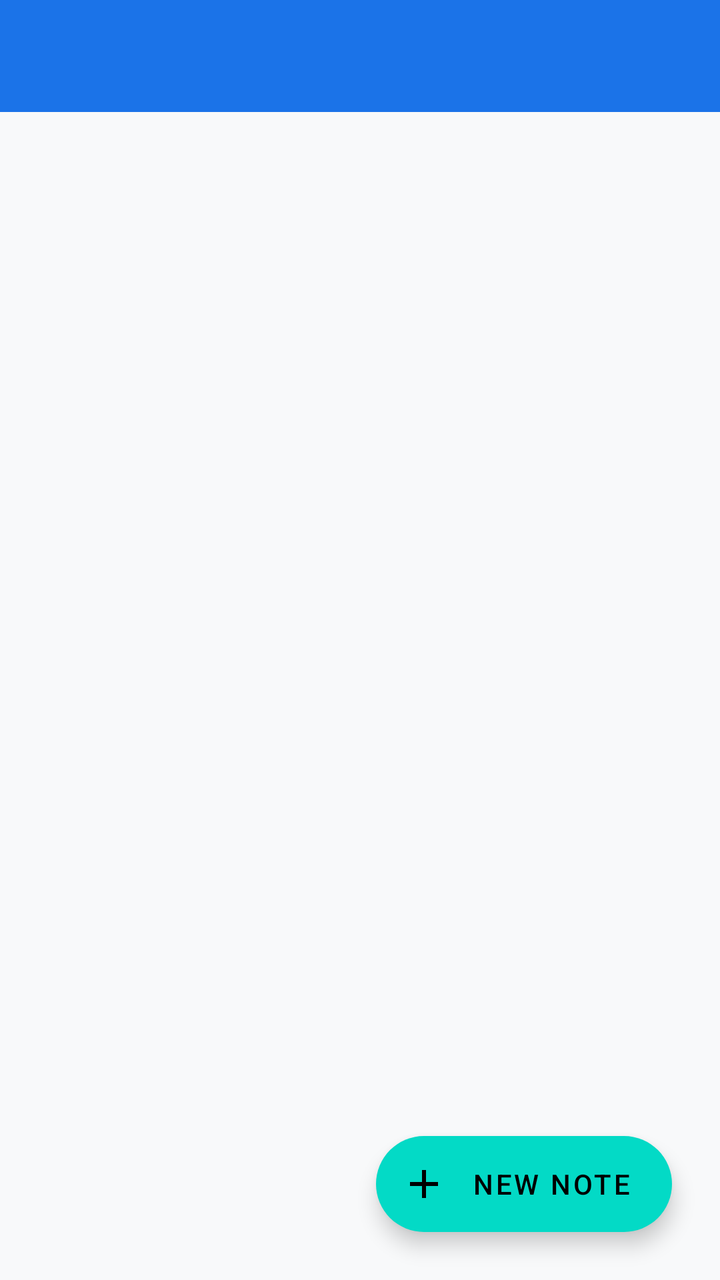
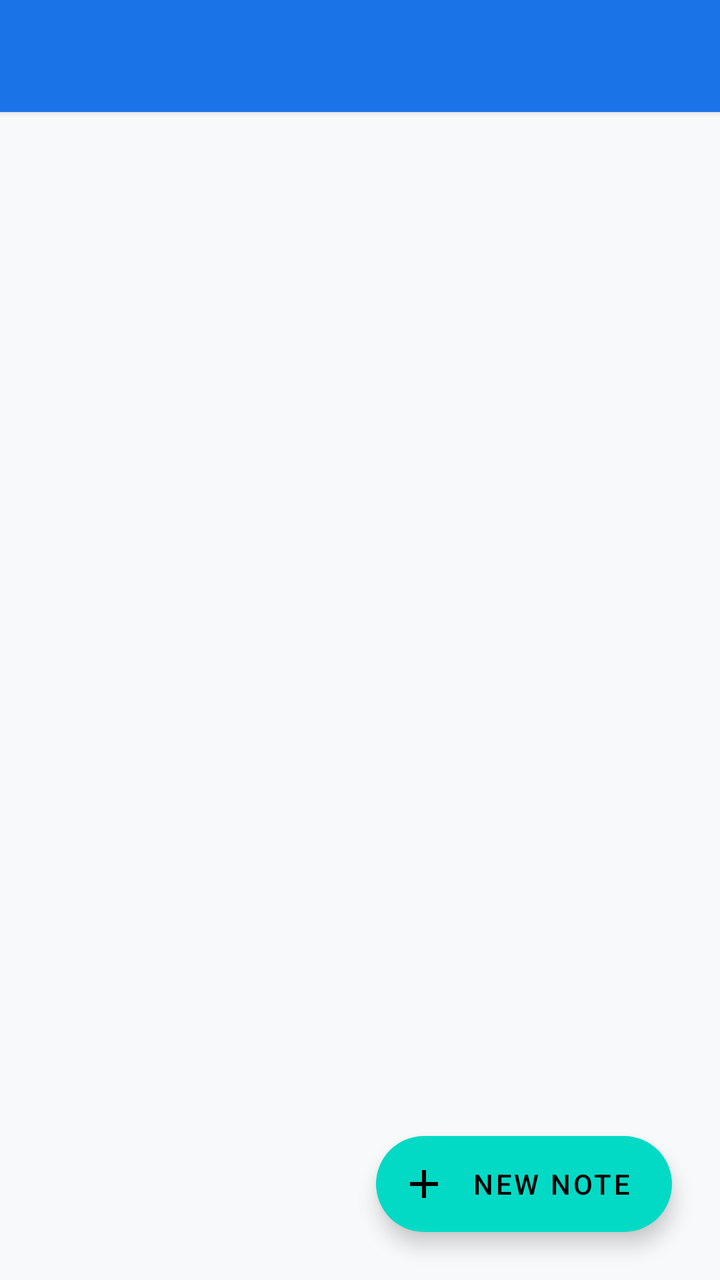

Compare the two renders of this Android layout. The source of the first and the diff that turns it into the second are given below.
<!-- AndroidManifest.xml: application theme Theme.Bitnotes -->
<!-- res/layout/activity_main.xml -->
<?xml version="1.0" encoding="utf-8"?>
<androidx.coordinatorlayout.widget.CoordinatorLayout
    xmlns:android="http://schemas.android.com/apk/res/android"
    xmlns:app="http://schemas.android.com/apk/res-auto"
    android:layout_width="match_parent"
    android:layout_height="match_parent"
    android:background="@color/background">

    <com.google.android.material.appbar.AppBarLayout
        android:layout_width="match_parent"
        android:layout_height="wrap_content"
        android:theme="@style/ThemeOverlay.MaterialComponents.Dark.ActionBar"
        app:elevation="0dp">

        <androidx.appcompat.widget.Toolbar
            android:id="@+id/toolbar"
            android:layout_width="match_parent"
            android:layout_height="?attr/actionBarSize"
            android:title="Bitnotes"
            app:titleTextColor="@color/on_primary" />

    </com.google.android.material.appbar.AppBarLayout>

    <androidx.recyclerview.widget.RecyclerView
        android:id="@+id/recyclerView"
        android:layout_width="match_parent"
        android:layout_height="match_parent"
        android:padding="8dp"
        android:clipToPadding="false"
        app:layout_behavior="@string/appbar_scrolling_view_behavior" />

    
    <LinearLayout
        android:id="@+id/emptyState"
        android:layout_width="wrap_content"
        android:layout_height="wrap_content"
        android:layout_gravity="center"
        android:orientation="vertical"
        android:gravity="center"
        android:visibility="gone"
        app:layout_behavior="@string/appbar_scrolling_view_behavior">

        <ImageView
            android:layout_width="80dp"
            android:layout_height="80dp"
            android:src="@drawable/ic_note_empty"
            android:contentDescription="No notes"
            app:tint="@color/on_surface_variant"
            android:alpha="0.4"
            android:layout_marginBottom="16dp" />

        <TextView
            android:layout_width="wrap_content"
            android:layout_height="wrap_content"
            android:text="No notes yet"
            android:textSize="18sp"
            android:textColor="@color/on_surface_variant"
            android:alpha="0.6" />

        <TextView
            android:layout_width="wrap_content"
            android:layout_height="wrap_content"
            android:text="Tap + to create your first encrypted note"
            android:textSize="13sp"
            android:textColor="@color/on_surface_variant"
            android:alpha="0.4"
            android:layout_marginTop="8dp" />

    </LinearLayout>

    <com.google.android.material.floatingactionbutton.ExtendedFloatingActionButton
        android:id="@+id/fabNewNote"
        android:layout_width="wrap_content"
        android:layout_height="wrap_content"
        android:layout_gravity="bottom|end"
        android:layout_margin="24dp"
        android:text="New Note"
        app:icon="@drawable/ic_add"
        app:layout_behavior="com.google.android.material.behavior.HideBottomViewOnScrollBehavior" />

</androidx.coordinatorlayout.widget.CoordinatorLayout>
<!-- resources referenced by this layout -->
<resources>
  <color name="background">#F8F9FA</color>
  <color name="on_primary">#FFFFFF</color>
  <color name="on_surface_variant">#6B7280</color>
  <!-- drawable ic_add (drawable) -->
  <?xml version="1.0" encoding="utf-8"?>
  <vector xmlns:android="http://schemas.android.com/apk/res/android"
      android:width="24dp"
      android:height="24dp"
      android:viewportWidth="24"
      android:viewportHeight="24">
      <path
          android:fillColor="@android:color/black"
          android:pathData="M19,13h-6v6h-2v-6H5v-2h6V5h2v6h6v2z"/>
  </vector>
  <!-- drawable ic_note_empty (drawable) -->
  <?xml version="1.0" encoding="utf-8"?>
  <vector xmlns:android="http://schemas.android.com/apk/res/android"
      android:width="24dp"
      android:height="24dp"
      android:viewportWidth="24"
      android:viewportHeight="24">
      <path
          android:fillColor="@android:color/black"
          android:pathData="M14,2H6C4.9,2 4,2.9 4,4v16c0,1.1 0.89,2 1.99,2H18c1.1,0 2,-0.9 2,-2V8L14,2zM18,20H6V4h7v5h5V20zM8,15h8v2H8v-2zM8,11h8v2H8V11z"/>
  </vector>
  <style name="Theme.Bitnotes" parent="Theme.MaterialComponents.Light.NoActionBar">
          <item name="colorPrimary">@color/primary</item>
          <item name="colorPrimaryVariant">@color/primary_variant</item>
          <item name="colorOnPrimary">@color/on_primary</item>
          <item name="android:colorBackground">@color/background</item>
          <item name="colorSurface">@color/surface</item>
          <item name="colorOnSurface">@color/on_surface</item>
          <item name="colorError">@color/error</item>
          <item name="android:statusBarColor">@color/primary</item>
          <item name="android:navigationBarColor">@color/background</item>
          <item name="android:windowBackground">@color/background</item>
      </style>
  <color name="primary">#1B73E8</color>
  <color name="primary_variant">#1557B0</color>
  <color name="surface">#FFFFFF</color>
  <color name="on_surface">#1A1A1A</color>
  <color name="error">#D32F2F</color>
</resources>

<!-- the commit's change to res/layout/activity_main.xml (unified diff, before → after) -->
@@ -9,15 +9,17 @@
     <com.google.android.material.appbar.AppBarLayout
         android:layout_width="match_parent"
         android:layout_height="wrap_content"
-        android:theme="@style/ThemeOverlay.MaterialComponents.Dark.ActionBar"
-        app:elevation="0dp">
+        android:theme="@style/ThemeOverlay.AppCompat.Dark.ActionBar"
+        app:elevation="2dp">
 
         <androidx.appcompat.widget.Toolbar
             android:id="@+id/toolbar"
             android:layout_width="match_parent"
             android:layout_height="?attr/actionBarSize"
             android:title="Bitnotes"
-            app:titleTextColor="@color/on_primary" />
+            android:background="@color/primary"
+            app:titleTextColor="@color/on_primary"
+            app:popupTheme="@style/ThemeOverlay.AppCompat.Light" />
 
     </com.google.android.material.appbar.AppBarLayout>
 
<!-- resource entries referenced after the edit -->
@@ -3,6 +3,7 @@
   <color name="background">#F8F9FA</color>
   <color name="on_primary">#FFFFFF</color>
   <color name="on_surface_variant">#6B7280</color>
+  <color name="primary">#1B73E8</color>
   <!-- drawable ic_add (drawable) -->
   <?xml version="1.0" encoding="utf-8"?>
   <vector xmlns:android="http://schemas.android.com/apk/res/android"
@@ -37,7 +38,6 @@
           <item name="android:navigationBarColor">@color/background</item>
           <item name="android:windowBackground">@color/background</item>
       </style>
-  <color name="primary">#1B73E8</color>
   <color name="primary_variant">#1557B0</color>
   <color name="surface">#FFFFFF</color>
   <color name="on_surface">#1A1A1A</color>
